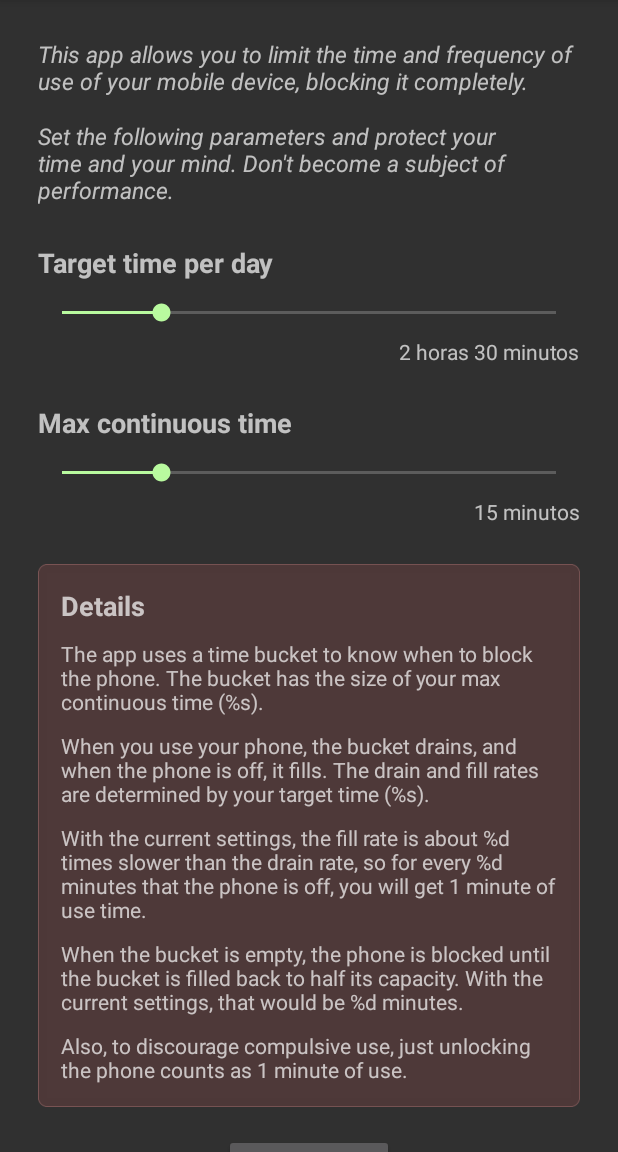
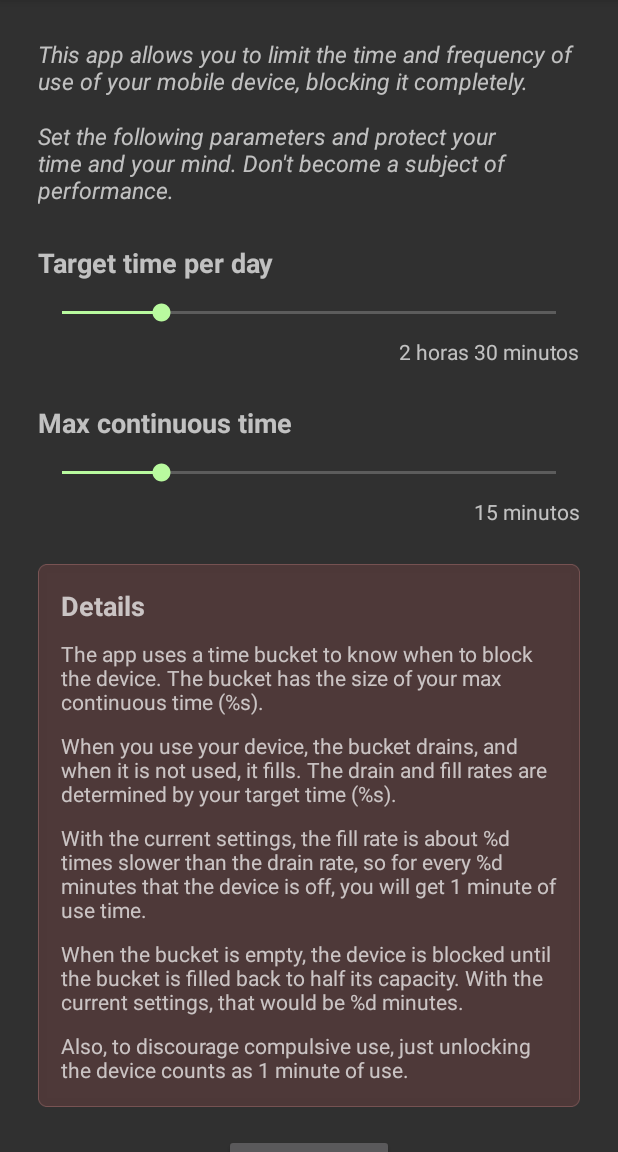
Before and after one commit to mesjetiu/DontWork, an Android app: the screen it shows after launch (MainActivity), on a phone screen of 412 x 824 dp, the part 84-1236 px from its top. Run offline under Robolectric (Android 15) with nearby library versions, the phone set to English and light mode, and no system bars; 10 statements that could not run were skipped.

```diff
--- a/app/src/main/java/info/pauek/dontwork/DontWorkService.java
+++ b/app/src/main/java/info/pauek/dontwork/DontWorkService.java
@@ -81,7 +81,7 @@ public class DontWorkService extends Service {
     }
 
     public String getTextParam2() {
-        return String.format("%d minutes", getMinutesParam2());
+        return String.format("%d %s", getMinutesParam2(), getString(R.string.minutes));
     }
 
     public String getTextDetail3() {
--- a/app/src/main/res/values/strings.xml
+++ b/app/src/main/res/values/strings.xml
@@ -15,11 +15,11 @@
     </string>
 
     <string name="details">Details</string>
-    <string name="detail_text_1" formatted="false">The app uses a time bucket to know when to block the phone. The bucket has the size of your "max continuous time" (%s).</string>
-    <string name="detail_text_2" formatted="false">When you use your phone, the bucket drains, and when the phone is off, it fills. The drain and fill rates are determined by your target time (%s).</string>
-    <string name="detail_text_3" formatted="false">With the current settings, the fill rate is about %d times slower than the drain rate, so for every %d minutes that the phone is off, you will get 1 minute of use time.</string>
-    <string name="detail_text_4" formatted="false">When the bucket is empty, the phone is blocked until the bucket is filled back to half its capacity. With the current settings, that would be %d minutes.</string>
-    <string name="detail_text_5"                  >Also, to discourage compulsive use, just unlocking the phone counts as 1 minute of use.</string>
+    <string name="detail_text_1" formatted="false">The app uses a time bucket to know when to block the device. The bucket has the size of your "max continuous time" (%s).</string>
+    <string name="detail_text_2" formatted="false">When you use your device, the bucket drains, and when it is not used, it fills. The drain and fill rates are determined by your target time (%s).</string>
+    <string name="detail_text_3" formatted="false">With the current settings, the fill rate is about %d times slower than the drain rate, so for every %d minutes that the device is off, you will get 1 minute of use time.</string>
+    <string name="detail_text_4" formatted="false">When the bucket is empty, the device is blocked until the bucket is filled back to half its capacity. With the current settings, that would be %d minutes.</string>
+    <string name="detail_text_5"                  >Also, to discourage compulsive use, just unlocking the device counts as 1 minute of use.</string>
 
 
     <string name="param_total_screen_on">Target time per day</string>
```
Also changed, not shown: 2 other files.
